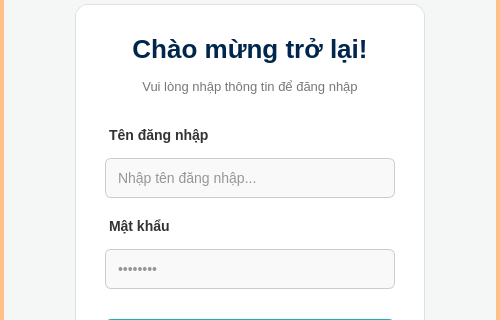
Above: src/components/widgets/login/loginform.ui from DamPhuQuy/Scientific-Article-Management before the change; both pictures show x 0 to 500 and y 98 to 418 of the 500 by 616 pixel window. Below: the same form after it.
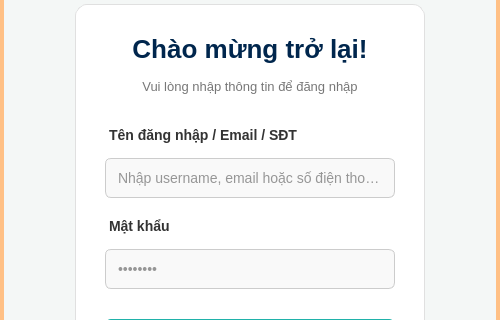
That is the form after the change.

Patch:
```diff
--- a/src/components/widgets/login/loginform.ui
+++ b/src/components/widgets/login/loginform.ui
@@ -218,14 +218,14 @@
         <item>
          <widget class="QLabel" name="usernameLabel">
           <property name="text">
-           <string>Tên đăng nhập</string>
+           <string>Tên đăng nhập / Email / SĐT</string>
           </property>
          </widget>
         </item>
         <item>
          <widget class="QLineEdit" name="usernameEdit">
           <property name="placeholderText">
-           <string>Nhập tên đăng nhập...</string>
+           <string>Nhập username, email hoặc số điện thoại...</string>
           </property>
          </widget>
         </item>
```
